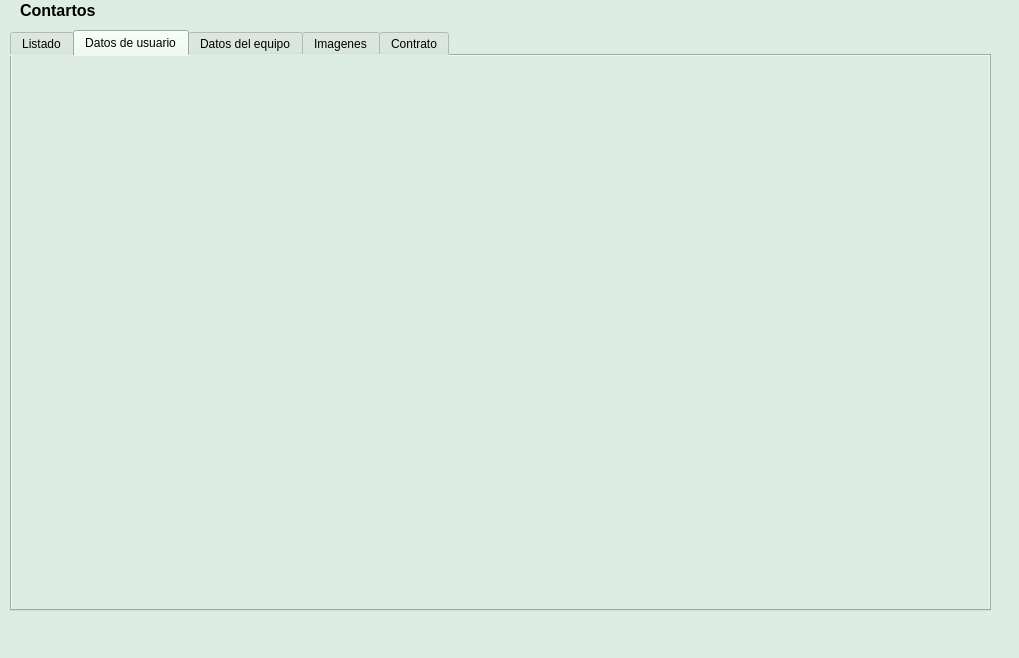
Qt form Entrega_De_equipos/Ui/FrmMain.ui (CodeDrTech/DevelopPython) before a commit.
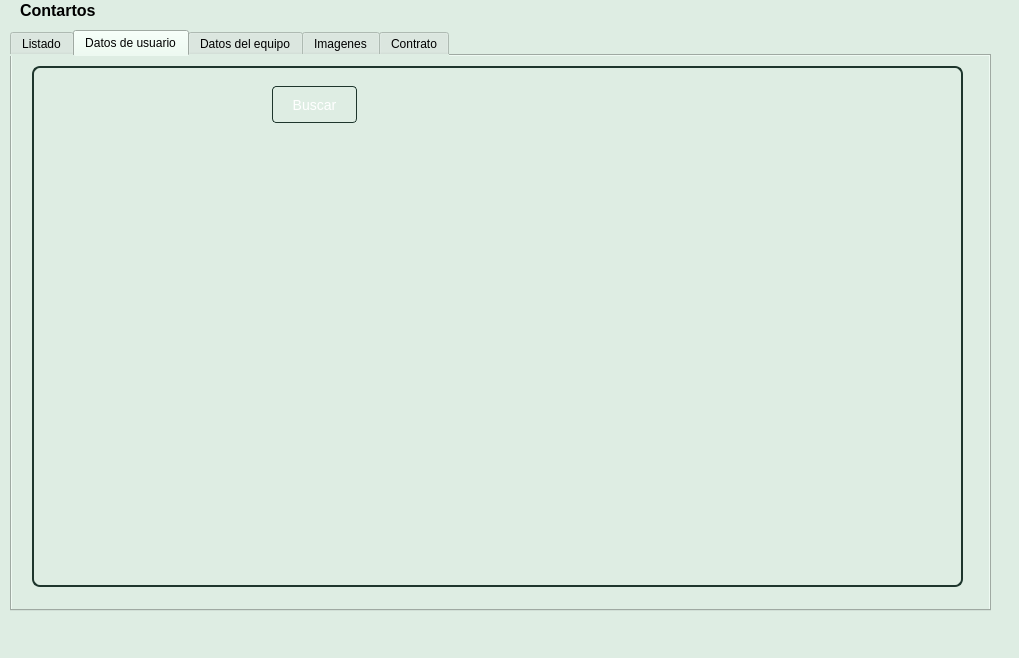
The same form after that commit. The open tabs and pages were chosen to show the change.

Patch:
```diff
--- a/Entrega_De_equipos/Ui/FrmMain.ui
+++ b/Entrega_De_equipos/Ui/FrmMain.ui
@@ -320,6 +320,74 @@
      <attribute name="title">
       <string>Datos de usuario</string>
      </attribute>
+     <widget class="QGroupBox" name="groupBox_3">
+      <property name="geometry">
+       <rect>
+        <x>20</x>
+        <y>10</y>
+        <width>931</width>
+        <height>521</height>
+       </rect>
+      </property>
+      <property name="styleSheet">
+       <string notr="true">QGroupBox {
+    border: 2px solid #1e362d;
+    border-radius: 8px;
+    padding: 10px;
+    background-color: var(--jade-50);
+}
+
+QGroupBox:title {
+    color: #1e362d;
+    subcontrol-origin: margin;
+    subcontrol-position: top left;
+    left: 10px;
+    padding-left: 5px;
+    padding-right: 5px;
+    border: none;
+}
+</string>
+      </property>
+      <property name="title">
+       <string/>
+      </property>
+      <widget class="QPushButton" name="btnBuscar_2">
+       <property name="geometry">
+        <rect>
+         <x>240</x>
+         <y>20</y>
+         <width>85</width>
+         <height>37</height>
+        </rect>
+       </property>
+       <property name="styleSheet">
+        <string notr="true">QPushButton {
+    background: qlineargradient(x1: 0, y1: 0, x2: 0, y2: 1,
+                                 stop: 0 #c0dacb, stop: 1 #96bfab);
+    color: #ffffff;
+    border: 1px solid #1e362d;
+    padding: 8px 16px;
+    border-radius: 4px;
+    font-size: 14px;
+}
+
+QPushButton:hover {
+    background: qlineargradient(x1: 0, y1: 0, x2: 0, y2: 1,
+                                 stop: 0 #689f84, stop: 1 #96bfaa);
+    border: 1px solid #96bfaa;
+}
+
+QPushButton:pressed {
+    background: qlineargradient(x1: 0, y1: 0, x2: 0, y2: 1,
+                                 stop: 0 #2a5242, stop: 1 #32624d);
+    border: 1px solid #32624d;
+}</string>
+       </property>
+       <property name="text">
+        <string>Buscar</string>
+       </property>
+      </widget>
+     </widget>
     </widget>
     <widget class="QWidget" name="tabEquipo">
      <attribute name="title">
```
Left out of the diff: 140 changed lines with no effect on the pictures.
